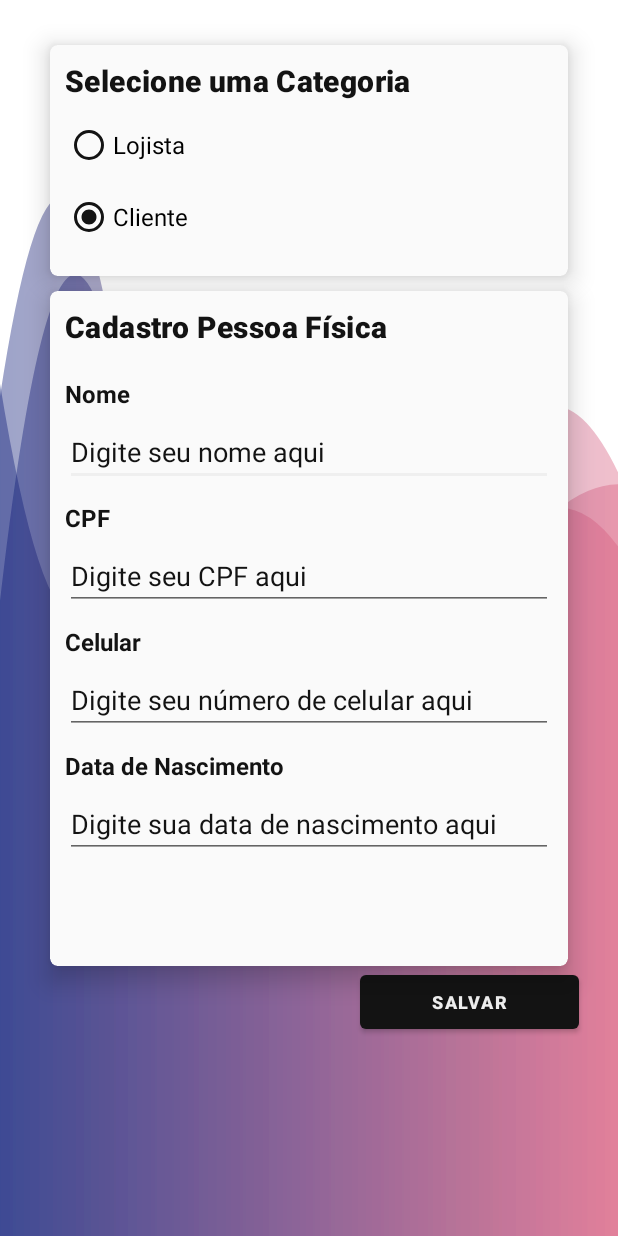
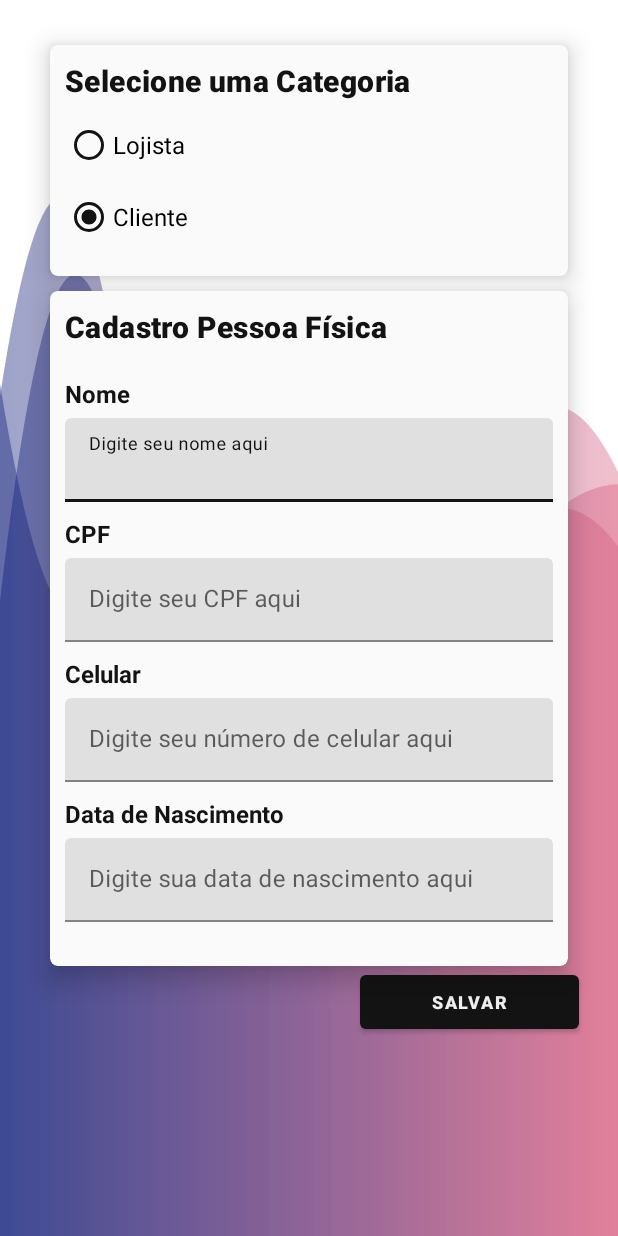
Before and after one commit to Limatucano/alif, an Android app: the CadastroActivity screen opened directly, with no data from a screen before it, after a tap on "Cliente", on a phone screen of 412 x 824 dp. Run offline under Robolectric (Android 15) with nearby library versions, the light colour scheme and no system bars.

Commit message:
ajustes form pessoa fisica

```diff
--- a/app/src/main/res/layout/activity_cadastro.xml
+++ b/app/src/main/res/layout/activity_cadastro.xml
@@ -176,7 +176,7 @@
                     app:layout_constraintStart_toStartOf="parent"
                     app:layout_constraintTop_toBottomOf="@+id/input_nome_empresa" />
                 <com.google.android.material.textfield.TextInputLayout
-                    android:id="@+id/input_cpf"
+                    android:id="@+id/input_cnpj_cpf"
                     android:layout_width="match_parent"
                     android:layout_height="wrap_content"
                     app:layout_constraintEnd_toEndOf="parent"
@@ -215,7 +215,7 @@
                     android:textStyle="bold"
                     app:layout_constraintEnd_toEndOf="parent"
                     app:layout_constraintStart_toStartOf="parent"
-                    app:layout_constraintTop_toBottomOf="@+id/input_cpf" />
+                    app:layout_constraintTop_toBottomOf="@+id/input_cnpj_cpf" />
 
                 <com.google.android.material.textfield.TextInputLayout
                     android:id="@+id/input_senha"
@@ -344,6 +344,14 @@
                     app:layout_constraintStart_toStartOf="parent"
                     app:layout_constraintTop_toBottomOf="@+id/textView3" />
 
+                <com.google.android.material.textfield.TextInputLayout
+                    android:id="@+id/input_nome"
+                    android:layout_width="match_parent"
+                    android:layout_height="wrap_content"
+                    app:layout_constraintEnd_toEndOf="parent"
+                    app:layout_constraintStart_toStartOf="parent"
+                    app:layout_constraintTop_toBottomOf="@+id/txt_nome"
+                    app:endIconMode="clear_text">
                 <com.google.android.material.textfield.TextInputEditText
                     android:id="@+id/nome"
                     android:layout_width="match_parent"
@@ -360,7 +368,7 @@
                     app:layout_constraintEnd_toEndOf="parent"
                     app:layout_constraintStart_toStartOf="parent"
                     app:layout_constraintTop_toBottomOf="@+id/txt_nome" />
-
+                </com.google.android.material.textfield.TextInputLayout>
                 <TextView
                     android:id="@+id/txt_cpf"
                     android:layout_width="match_parent"
@@ -376,8 +384,16 @@
                     android:textStyle="bold"
                     app:layout_constraintEnd_toEndOf="parent"
                     app:layout_constraintStart_toStartOf="parent"
-                    app:layout_constraintTop_toBottomOf="@+id/nome" />
+                    app:layout_constraintTop_toBottomOf="@+id/input_nome" />
 
+                <com.google.android.material.textfield.TextInputLayout
+                    android:id="@+id/input_cpf"
+                    android:layout_width="match_parent"
+                    android:layout_height="wrap_content"
+                    app:layout_constraintEnd_toEndOf="parent"
+                    app:layout_constraintStart_toStartOf="parent"
+                    app:layout_constraintTop_toBottomOf="@+id/txt_cpf"
+                    app:endIconMode="clear_text">
                 <com.google.android.material.textfield.TextInputEditText
                     android:id="@+id/cpf"
                     android:layout_width="match_parent"
@@ -395,7 +411,7 @@
                     app:layout_constraintHorizontal_bias="0.0"
                     app:layout_constraintStart_toStartOf="parent"
                     app:layout_constraintTop_toBottomOf="@+id/txt_cpf" />
-
+                </com.google.android.material.textfield.TextInputLayout>
                 <TextView
                     android:id="@+id/txt_celular"
                     android:layout_width="match_parent"
@@ -412,8 +428,16 @@
                     app:layout_constraintEnd_toEndOf="parent"
                     app:layout_constraintHorizontal_bias="0.0"
                     app:layout_constraintStart_toStartOf="parent"
-                    app:layout_constraintTop_toBottomOf="@+id/cpf" />
+                    app:layout_constraintTop_toBottomOf="@+id/input_cpf" />
 
+                <com.google.android.material.textfield.TextInputLayout
+                    android:id="@+id/input_celular"
+                    android:layout_width="match_parent"
+                    android:layout_height="wrap_content"
+                    app:layout_constraintEnd_toEndOf="parent"
+                    app:layout_constraintStart_toStartOf="parent"
+                    app:layout_constraintTop_toBottomOf="@+id/txt_celular"
+                    app:endIconMode="clear_text">
                 <com.google.android.material.textfield.TextInputEditText
                     android:id="@+id/celular"
                     android:layout_width="match_parent"
@@ -431,7 +455,7 @@
                     app:layout_constraintHorizontal_bias="1.0"
                     app:layout_constraintStart_toStartOf="parent"
                     app:layout_constraintTop_toBottomOf="@+id/txt_celular" />
-
+                </com.google.android.material.textfield.TextInputLayout>
                 <TextView
                     android:id="@+id/txt_nascimento"
                     android:layout_width="match_parent"
@@ -448,8 +472,16 @@
                     app:layout_constraintEnd_toEndOf="parent"
                     app:layout_constraintHorizontal_bias="0.0"
                     app:layout_constraintStart_toStartOf="parent"
-                    app:layout_constraintTop_toBottomOf="@+id/celular" />
+                    app:layout_constraintTop_toBottomOf="@+id/input_celular" />
 
+                <com.google.android.material.textfield.TextInputLayout
+                    android:id="@+id/input_data_nascimento"
+                    android:layout_width="match_parent"
+                    android:layout_height="wrap_content"
+                    app:layout_constraintEnd_toEndOf="parent"
+                    app:layout_constraintStart_toStartOf="parent"
+                    app:layout_constraintTop_toBottomOf="@+id/txt_nascimento"
+                    app:endIconMode="clear_text">
                 <com.google.android.material.textfield.TextInputEditText
                     android:id="@+id/data_nascimento"
                     android:layout_width="match_parent"
@@ -467,6 +499,7 @@
                     app:layout_constraintHorizontal_bias="0.0"
                     app:layout_constraintStart_toStartOf="parent"
                     app:layout_constraintTop_toBottomOf="@+id/txt_nascimento" />
+                </com.google.android.material.textfield.TextInputLayout>
             </androidx.constraintlayout.widget.ConstraintLayout>
         </androidx.cardview.widget.CardView>
         <!--FIM Card cadastro pessoa fisica-->
@@ -488,7 +521,6 @@
             android:text="@string/salvar"
             android:textSize="12sp"
             android:textStyle="bold" />
-
     </RelativeLayout>
 
 
```
